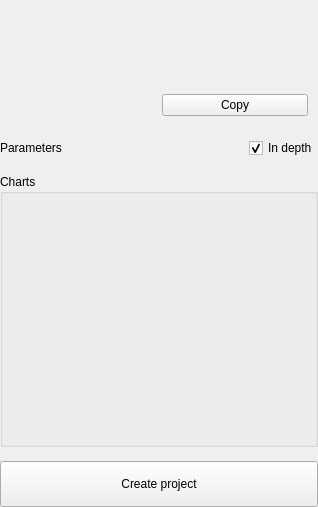
This is nightscribe/gui/ui/object_panel.ui in irydeo/nightscribe as Qt 5 draws it before an edit. The edited form follows.
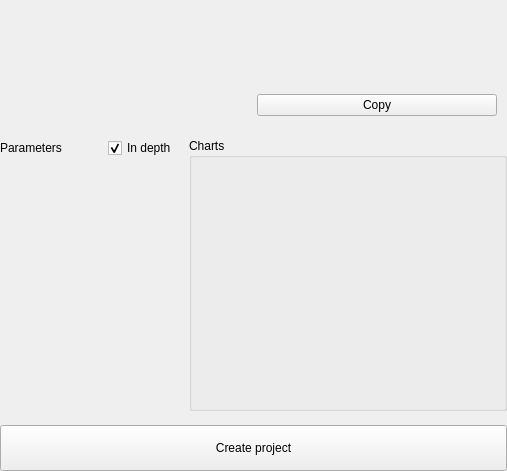
This is the edited form.

Commit message: feat(ui): the card in two columns, the hero's Moon, the galaxy, the icon and the resting invitation

The edit to the form file:
```diff
--- a/nightscribe/gui/ui/object_panel.ui
+++ b/nightscribe/gui/ui/object_panel.ui
@@ -76,8 +76,29 @@
     <widget class="QWidget" name="ribbonHost"/>
    </item>
    <item>
-    <!-- the parameters header: title + the "In depth" switch; the section
-         cards themselves are built in code under sectionsHost -->
+    <!-- ADR-057 rev.: the parameters and the charts share ONE row, 50/50,
+         instead of stacking. The two columns are widgets (not bare
+         layouts) because a hidden column must take NO space: with the
+         parameters gone the charts get the full width, and the other way
+         round. Each column ends in an expanding spacer so both start at
+         the top: the charts never float in the middle of a tall column.
+         Below _BODY_STACK_W (overview.py) the row turns vertical: two
+         390 px columns do not fit a narrow pane and the charts have a
+         300 px floor. -->
+    <layout class="QHBoxLayout" name="row_body">
+     <property name="spacing"><number>12</number></property>
+     <item>
+      <widget class="QWidget" name="col_params">
+       <layout class="QVBoxLayout" name="colParamsLay">
+        <property name="leftMargin"><number>0</number></property>
+        <property name="topMargin"><number>0</number></property>
+        <property name="rightMargin"><number>0</number></property>
+        <property name="bottomMargin"><number>0</number></property>
+        <property name="spacing"><number>8</number></property>
+        <item>
+         <!-- the parameters header: title + the "In depth" switch; the
+              section cards themselves are built in code under
+              sectionsHost -->
     <widget class="QWidget" name="grp_params" native="true">
      <property name="visible"><bool>false</bool></property>
      <layout class="QHBoxLayout" name="row_deep">
@@ -103,6 +124,23 @@
     </widget>
    </item>
    <item>
+         <spacer name="vsp_params">
+          <property name="orientation"><enum>Qt::Vertical</enum></property>
+          <property name="sizeHint" stdset="0"><size><width>0</width><height>0</height></size></property>
+         </spacer>
+        </item>
+       </layout>
+      </widget>
+     </item>
+     <item>
+      <widget class="QWidget" name="col_charts">
+       <layout class="QVBoxLayout" name="colChartsLay">
+        <property name="leftMargin"><number>0</number></property>
+        <property name="topMargin"><number>0</number></property>
+        <property name="rightMargin"><number>0</number></property>
+        <property name="bottomMargin"><number>0</number></property>
+        <property name="spacing"><number>8</number></property>
+        <item>
     <widget class="QGroupBox" name="grp_charts">
      <property name="title"><string>Charts</string></property>
      <property name="visible"><bool>false</bool></property>
@@ -120,6 +158,17 @@
       </item>
      </layout>
     </widget>
+        </item>
+        <item>
+         <spacer name="vsp_charts">
+          <property name="orientation"><enum>Qt::Vertical</enum></property>
+          <property name="sizeHint" stdset="0"><size><width>0</width><height>0</height></size></property>
+         </spacer>
+        </item>
+       </layout>
+      </widget>
+     </item>
+    </layout>
    </item>
    <item><spacer name="vsp_cta"><property name="orientation"><enum>Qt::Vertical</enum></property><property name="sizeType"><enum>QSizePolicy::Expanding</enum></property><property name="sizeHint" stdset="0"><size><width>20</width><height>6</height></size></property></spacer></item>
    <item><widget class="QPushButton" name="btn_project"><property name="text"><string>Create project</string></property><property name="minimumSize"><size><width>0</width><height>46</height></size></property><property name="sizePolicy"><sizepolicy hsizetype="Expanding" vsizetype="Fixed"><horstretch>0</horstretch><verstretch>0</verstretch></sizepolicy></property><property name="cursor"><cursorShape>PointingHandCursor</cursorShape></property><property name="visible"><bool>false</bool></property></widget></item>
```
Left out of the diff: 16 changed lines with no effect on the pictures. Lines whose indentation alone changed are shown as unchanged. The commit also changes 40 other files.
